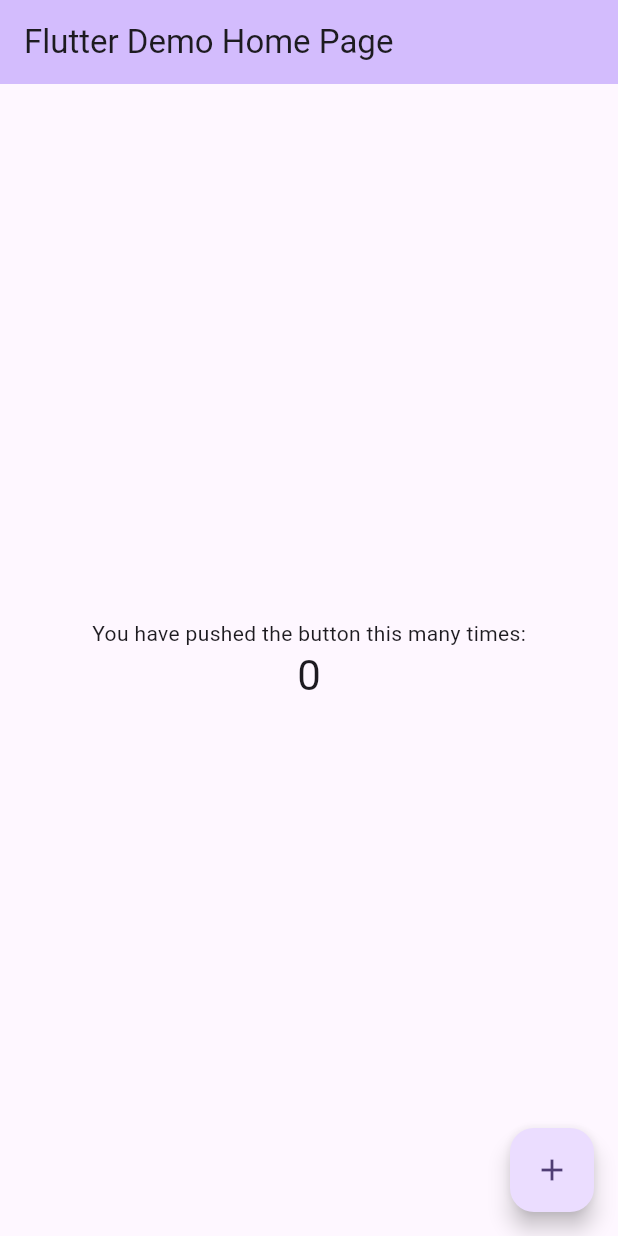
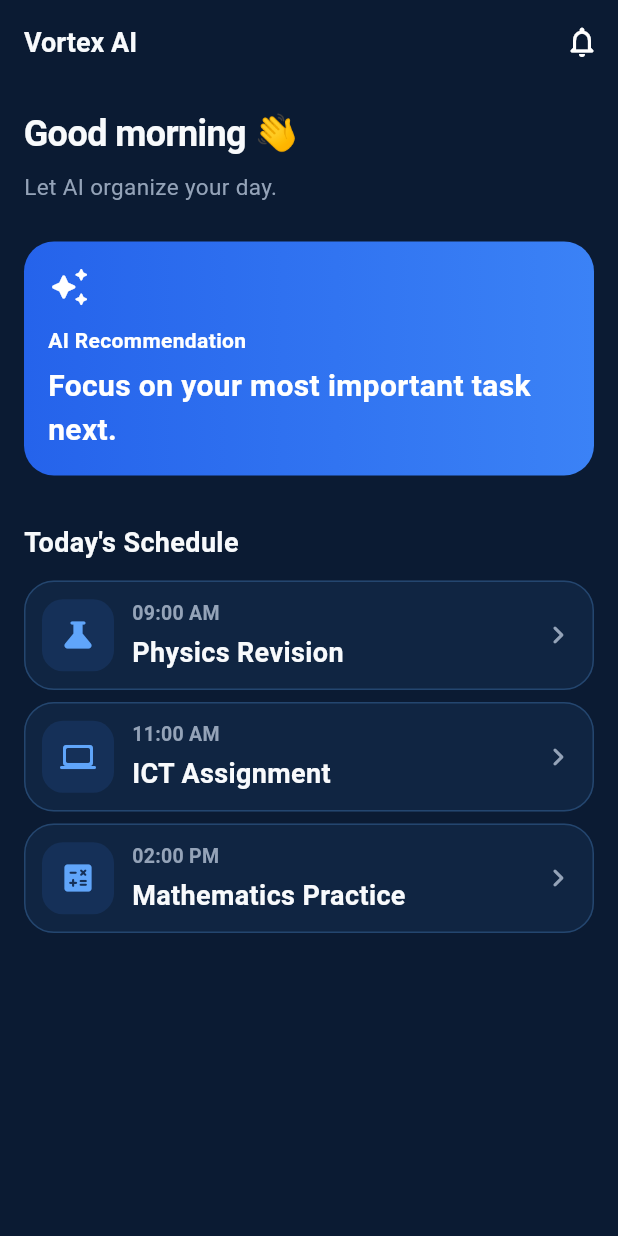
Before and after one commit to Disnitha/vortex-ai, a Flutter app: the screen it shows after launch, on a phone screen of 412 x 824 dp. Run offline on Flutter 3.47's test engine with Material 3 defaults, Android fonts, the phone set to English and light mode, and no system bars.

Commit message:
Build Vortex AI home dashboard

```diff
--- /dev/null
+++ b/lib/core/theme/app_colors.dart
@@ -0,0 +1,32 @@
+import 'package:flutter/material.dart';
+
+abstract final class AppColors {
+  // Brand
+  static const primary = Color(0xFF3B82F6);
+  static const primaryDark = Color(0xFF2563EB);
+  static const primaryLight = Color(0xFF60A5FA);
+  static const cyan = Color(0xFF22D3EE);
+
+  // Dark theme
+  static const darkBackground = Color(0xFF0B1B33);
+  static const darkSurface = Color(0xFF102542);
+  static const darkSurfaceElevated = Color(0xFF163052);
+  static const darkBorder = Color(0xFF24466F);
+
+  // Light theme
+  static const lightBackground = Color(0xFFF7FAFF);
+  static const lightSurface = Color(0xFFFFFFFF);
+  static const lightSurfaceElevated = Color(0xFFF0F6FF);
+  static const lightBorder = Color(0xFFDCE8F7);
+
+  // Text
+  static const textPrimary = Color(0xFFF8FAFC);
+  static const textSecondary = Color(0xFF94A3B8);
+  static const textDark = Color(0xFF0F172A);
+  static const textDarkSecondary = Color(0xFF64748B);
+
+  // Status
+  static const success = Color(0xFF22C55E);
+  static const warning = Color(0xFFF59E0B);
+  static const error = Color(0xFFEF4444);
+}
--- /dev/null
+++ b/lib/core/theme/app_spacing.dart
@@ -0,0 +1,9 @@
+abstract final class AppSpacing {
+  static const xs = 4.0;
+  static const sm = 8.0;
+  static const md = 12.0;
+  static const lg = 16.0;
+  static const xl = 24.0;
+  static const xxl = 32.0;
+  static const xxxl = 48.0;
+}
--- /dev/null
+++ b/lib/core/theme/app_text_styles.dart
@@ -0,0 +1,38 @@
+import 'package:flutter/material.dart';
+import 'app_colors.dart';
+
+abstract final class AppTextStyles {
+  static const display = TextStyle(
+    fontSize: 32,
+    fontWeight: FontWeight.w700,
+    color: AppColors.textPrimary,
+    letterSpacing: -0.8,
+  );
+
+  static const headline = TextStyle(
+    fontSize: 24,
+    fontWeight: FontWeight.w700,
+    color: AppColors.textPrimary,
+    letterSpacing: -0.4,
+  );
+
+  static const title = TextStyle(
+    fontSize: 18,
+    fontWeight: FontWeight.w600,
+    color: AppColors.textPrimary,
+  );
+
+  static const body = TextStyle(
+    fontSize: 15,
+    fontWeight: FontWeight.w400,
+    color: AppColors.textSecondary,
+    height: 1.5,
+  );
+
+  static const label = TextStyle(
+    fontSize: 13,
+    fontWeight: FontWeight.w600,
+    color: AppColors.textSecondary,
+    letterSpacing: 0.2,
+  );
+}
--- /dev/null
+++ b/lib/core/theme/app_theme.dart
@@ -0,0 +1,106 @@
+import 'package:flutter/material.dart';
+import 'app_colors.dart';
+
+abstract final class AppTheme {
+  static ThemeData dark = ThemeData(
+    useMaterial3: true,
+    brightness: Brightness.dark,
+
+    scaffoldBackgroundColor: AppColors.darkBackground,
+
+    colorScheme: const ColorScheme.dark(
+      primary: AppColors.primary,
+      secondary: AppColors.cyan,
+      surface: AppColors.darkSurface,
+      error: AppColors.error,
+    ),
+
+    appBarTheme: const AppBarTheme(
+      backgroundColor: AppColors.darkBackground,
+      elevation: 0,
+      centerTitle: false,
+    ),
+
+    cardTheme: CardThemeData(
+      color: AppColors.darkSurface,
+      elevation: 0,
+      margin: EdgeInsets.zero,
+      shape: RoundedRectangleBorder(
+        borderRadius: BorderRadius.all(Radius.circular(20)),
+        side: BorderSide(
+          color: AppColors.darkBorder,
+          width: 1,
+        ),
+      ),
+    ),
+
+    inputDecorationTheme: InputDecorationTheme(
+      filled: true,
+      fillColor: AppColors.darkSurface,
+      border: OutlineInputBorder(
+        borderRadius: BorderRadius.circular(16),
+        borderSide: const BorderSide(
+          color: AppColors.darkBorder,
+        ),
+      ),
+      enabledBorder: OutlineInputBorder(
+        borderRadius: BorderRadius.circular(16),
+        borderSide: const BorderSide(
+          color: AppColors.darkBorder,
+        ),
+      ),
+      focusedBorder: OutlineInputBorder(
+        borderRadius: BorderRadius.circular(16),
+        borderSide: const BorderSide(
+          color: AppColors.primary,
+          width: 1.5,
+        ),
+      ),
+    ),
+
+    elevatedButtonTheme: ElevatedButtonThemeData(
+      style: ElevatedButton.styleFrom(
+        backgroundColor: AppColors.primary,
+        foregroundColor: Colors.white,
+        elevation: 0,
+        minimumSize: const Size(double.infinity, 52),
+        shape: RoundedRectangleBorder(
+          borderRadius: BorderRadius.circular(16),
+        ),
+      ),
+    ),
+  );
+
+  static ThemeData light = ThemeData(
+    useMaterial3: true,
+    brightness: Brightness.light,
+
+    scaffoldBackgroundColor: AppColors.lightBackground,
+
+    colorScheme: const ColorScheme.light(
+      primary: AppColors.primary,
+      secondary: AppColors.cyan,
+      surface: AppColors.lightSurface,
+      error: AppColors.error,
+    ),
+
+    appBarTheme: const AppBarTheme(
+      backgroundColor: AppColors.lightBackground,
+      elevation: 0,
+      centerTitle: false,
+    ),
+
+    cardTheme: CardThemeData(
+      color: AppColors.lightSurface,
+      elevation: 0,
+      margin: EdgeInsets.zero,
+      shape: RoundedRectangleBorder(
+        borderRadius: BorderRadius.all(Radius.circular(20)),
+        side: BorderSide(
+          color: AppColors.lightBorder,
+          width: 1,
+        ),
+      ),
+    ),
+  );
+}
--- /dev/null
+++ b/lib/features/home/home_screen.dart
@@ -0,0 +1,184 @@
+import 'package:flutter/material.dart';
+
+import '../../core/theme/app_colors.dart';
+import '../../core/theme/app_spacing.dart';
+import '../../core/theme/app_text_styles.dart';
+
+class HomeScreen extends StatelessWidget {
+  const HomeScreen({super.key});
+
+  @override
+  Widget build(BuildContext context) {
+    return Scaffold(
+      appBar: AppBar(
+        title: const Text(
+          'Vortex AI',
+          style: AppTextStyles.title,
+        ),
+        actions: [
+          IconButton(
+            onPressed: () {},
+            icon: const Icon(Icons.notifications_none_rounded),
+          ),
+        ],
+      ),
+      body: SafeArea(
+        child: SingleChildScrollView(
+          padding: const EdgeInsets.all(AppSpacing.lg),
+          child: Column(
+            crossAxisAlignment: CrossAxisAlignment.start,
+            children: [
+              const Text(
+                'Good morning 👋',
+                style: AppTextStyles.headline,
+              ),
+
+              const SizedBox(height: AppSpacing.sm),
+
+              const Text(
+                'Let AI organize your day.',
+                style: AppTextStyles.body,
+              ),
+
+              const SizedBox(height: AppSpacing.xl),
+
+              // AI Recommendation
+              Container(
+                width: double.infinity,
+                padding: const EdgeInsets.all(AppSpacing.lg),
+                decoration: BoxDecoration(
+                  gradient: const LinearGradient(
+                    colors: [
+                      AppColors.primaryDark,
+                      AppColors.primary,
+                    ],
+                  ),
+                  borderRadius: BorderRadius.circular(20),
+                ),
+                child: const Column(
+                  crossAxisAlignment: CrossAxisAlignment.start,
+                  children: [
+                    Icon(
+                      Icons.auto_awesome_rounded,
+                      color: Colors.white,
+                      size: 28,
+                    ),
+                    SizedBox(height: 12),
+                    Text(
+                      'AI Recommendation',
+                      style: TextStyle(
+                        color: Colors.white,
+                        fontSize: 14,
+                        fontWeight: FontWeight.w600,
+                      ),
+                    ),
+                    SizedBox(height: 6),
+                    Text(
+                      'Focus on your most important task next.',
+                      style: TextStyle(
+                        color: Colors.white,
+                        fontSize: 20,
+                        fontWeight: FontWeight.w700,
+                      ),
+                    ),
+                  ],
+                ),
+              ),
+
+              const SizedBox(height: AppSpacing.xxl),
+
+              const Text(
+                "Today's Schedule",
+                style: AppTextStyles.title,
+              ),
+
+              const SizedBox(height: AppSpacing.md),
+
+              _ScheduleItem(
+                time: '09:00 AM',
+                title: 'Physics Revision',
+                icon: Icons.science_rounded,
+              ),
+
+              const SizedBox(height: AppSpacing.sm),
+
+              _ScheduleItem(
+                time: '11:00 AM',
+                title: 'ICT Assignment',
+                icon: Icons.computer_rounded,
+              ),
+
+              const SizedBox(height: AppSpacing.sm),
+
+              _ScheduleItem(
+                time: '02:00 PM',
+                title: 'Mathematics Practice',
+                icon: Icons.calculate_rounded,
+              ),
+            ],
+          ),
+        ),
+      ),
+    );
+  }
+}
+
+class _ScheduleItem extends StatelessWidget {
+  final String time;
+  final String title;
+  final IconData icon;
+
+  const _ScheduleItem({
+    required this.time,
+    required this.title,
+    required this.icon,
+  });
+
+  @override
+  Widget build(BuildContext context) {
+    return Card(
+      child: Padding(
+        padding: const EdgeInsets.all(AppSpacing.md),
+        child: Row(
+          children: [
+            Container(
+              padding: const EdgeInsets.all(AppSpacing.md),
+              decoration: BoxDecoration(
+                color: AppColors.primary.withValues(alpha: 0.12),
+                borderRadius: BorderRadius.circular(14),
+              ),
+              child: Icon(
+                icon,
+                color: AppColors.primaryLight,
+              ),
+            ),
+
+            const SizedBox(width: AppSpacing.md),
+
+            Expanded(
+              child: Column(
+                crossAxisAlignment: CrossAxisAlignment.start,
+                children: [
+                  Text(
+                    time,
+                    style: AppTextStyles.label,
+                  ),
+                  const SizedBox(height: 4),
+                  Text(
+                    title,
+                    style: AppTextStyles.title,
+                  ),
+                ],
+              ),
+            ),
+
+            const Icon(
+              Icons.chevron_right_rounded,
+              color: AppColors.textSecondary,
+            ),
+          ],
+        ),
+      ),
+    );
+  }
+}
--- a/lib/main.dart
+++ b/lib/main.dart
@@ -1,122 +1,27 @@
 import 'package:flutter/material.dart';
 
+import 'core/theme/app_theme.dart';
+
+import 'features/home/home_screen.dart';
+
 void main() {
-  runApp(const MyApp());
+  runApp(const VortexAI());
 }
 
-class MyApp extends StatelessWidget {
-  const MyApp({super.key});
+class VortexAI extends StatelessWidget {
+  const VortexAI({super.key});
 
-  // This widget is the root of your application.
   @override
   Widget build(BuildContext context) {
     return MaterialApp(
-      title: 'Flutter Demo',
-      theme: ThemeData(
-        // This is the theme of your application.
-        //
-        // TRY THIS: Try running your application with "flutter run". You'll see
-        // the application has a purple toolbar. Then, without quitting the app,
-        // try changing the seedColor in the colorScheme below to Colors.green
-        // and then invoke "hot reload" (save your changes or press the "hot
-        // reload" button in a Flutter-supported IDE, or press "r" if you used
-        // the command line to start the app).
-        //
-        // Notice that the counter didn't reset back to zero; the application
-        // state is not lost during the reload. To reset the state, use hot
-        // restart instead.
-        //
-        // This works for code too, not just values: Most code changes can be
-        // tested with just a hot reload.
-        colorScheme: .fromSeed(seedColor: Colors.deepPurple),
-      ),
-      home: const MyHomePage(title: 'Flutter Demo Home Page'),
+      debugShowCheckedModeBanner: false,
+      title: 'Vortex AI',
+
+      theme: AppTheme.light,
+      darkTheme: AppTheme.dark,
+      themeMode: ThemeMode.dark,
+
+      home: const HomeScreen(),
     );
   }
 }
-
-class MyHomePage extends StatefulWidget {
-  const MyHomePage({super.key, required this.title});
-
-  // This widget is the home page of your application. It is stateful, meaning
-  // that it has a State object (defined below) that contains fields that affect
-  // how it looks.
-
-  // This class is the configuration for the state. It holds the values (in this
-  // case the title) provided by the parent (in this case the App widget) and
-  // used by the build method of the State. Fields in a Widget subclass are
-  // always marked "final".
-
-  final String title;
-
-  @override
-  State<MyHomePage> createState() => _MyHomePageState();
-}
-
-class _MyHomePageState extends State<MyHomePage> {
-  int _counter = 0;
-
-  void _incrementCounter() {
-    setState(() {
-      // This call to setState tells the Flutter framework that something has
-      // changed in this State, which causes it to rerun the build method below
-      // so that the display can reflect the updated values. If we changed
-      // _counter without calling setState(), then the build method would not be
-      // called again, and so nothing would appear to happen.
-      _counter++;
-    });
-  }
-
-  @override
-  Widget build(BuildContext context) {
-    // This method is rerun every time setState is called, for instance as done
-    // by the _incrementCounter method above.
-    //
-    // The Flutter framework has been optimized to make rerunning build methods
-    // fast, so that you can just rebuild anything that needs updating rather
-    // than having to individually change instances of widgets.
-    return Scaffold(
-      appBar: AppBar(
-        // TRY THIS: Try changing the color here to a specific color (to
-        // Colors.amber, perhaps?) and trigger a hot reload to see the AppBar
-        // change color while the other colors stay the same.
-        backgroundColor: Theme.of(context).colorScheme.inversePrimary,
-        // Here we take the value from the MyHomePage object that was created by
-        // the App.build method, and use it to set our appbar title.
-        title: Text(widget.title),
-      ),
-      body: Center(
-        // Center is a layout widget. It takes a single child and positions it
-        // in the middle of the parent.
-        child: Column(
-          // Column is also a layout widget. It takes a list of children and
-          // arranges them vertically. By default, it sizes itself to fit its
-          // children horizontally, and tries to be as tall as its parent.
-          //
-          // Column has various properties to control how it sizes itself and
-          // how it positions its children. Here we use mainAxisAlignment to
-          // center the children vertically; the main axis here is the vertical
-          // axis because Columns are vertical (the cross axis would be
-          // horizontal).
-          //
-          // TRY THIS: Invoke "debug painting" (choose the "Toggle Debug Paint"
-          // action in the IDE, or press "p" in the console), to see the
-          // wireframe for each widget.
-          mainAxisAlignment: .center,
-          children: [
-            const Text('You have pushed the button this many times:'),
-            Text(
-              '$_counter',
-              style: Theme.of(context).textTheme.headlineMedium,
-            ),
-          ],
-        ),
-      ),
-      floatingActionButton: FloatingActionButton(
-        onPressed: _incrementCounter,
-        tooltip: 'Increment',
-        child: const Icon(Icons.add),
-      ),
-    );
-  }
-}
```
Also changed, not shown: 1 other file.
